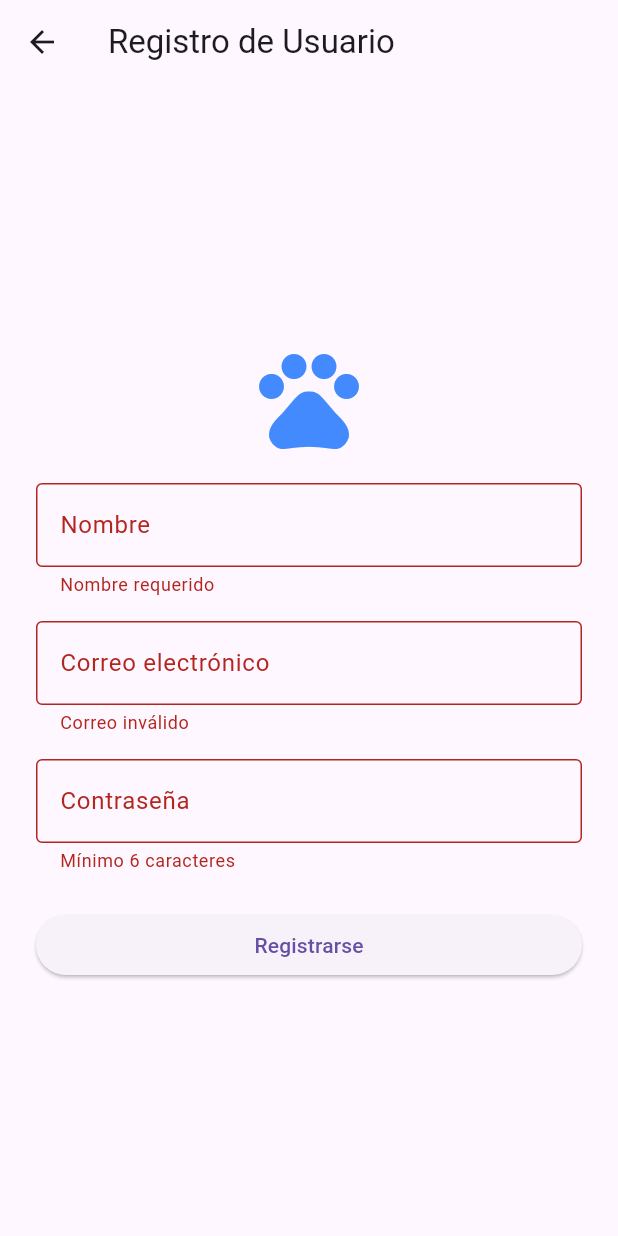
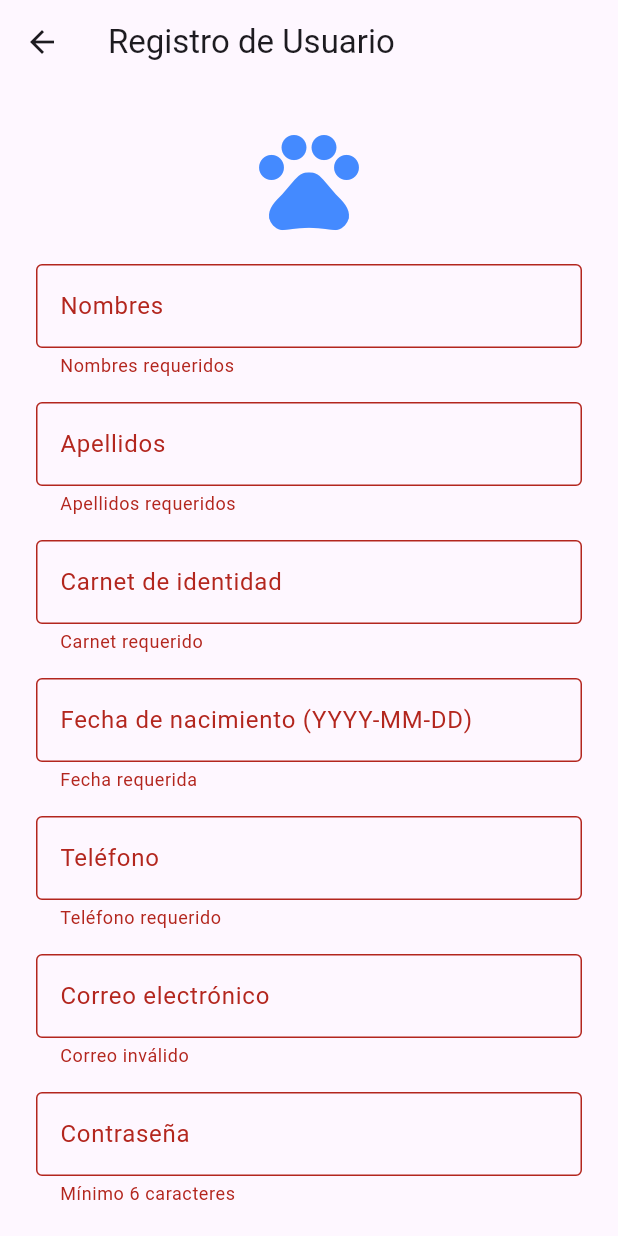
Before and after one commit to karen-velasquez/proyecto_especialidad_Frontend, a Flutter app: the RegisterPage screen opened directly, after a tap on "Registrarse", on a phone screen of 412 x 824 dp. Run offline on Flutter 3.47's test engine with Material 3 defaults, Android fonts, the phone set to English and light mode, and no system bars; network calls fail.

Commit message:
aumentando las caracteristicas de usuario

```diff
--- a/lib/login_page.dart
+++ b/lib/login_page.dart
@@ -14,7 +14,7 @@ class LoginPage extends StatefulWidget {
 
 class _LoginPageState extends State<LoginPage> {
   final _formKey = GlobalKey<FormState>();
-  String email = '';
+  String carnet = '';
   String password = '';
   bool isLoading = false;
 
@@ -29,7 +29,7 @@ class _LoginPageState extends State<LoginPage> {
         final response = await http.post(
           Uri.parse(url),
           headers: {'Content-Type': 'application/json'},
-          body: jsonEncode({'email': email, 'password': password}),
+          body: jsonEncode({'carnet': carnet, 'password': password}),
         );
         setState(() => isLoading = false);
         try {
@@ -94,14 +94,14 @@ class _LoginPageState extends State<LoginPage> {
                 const SizedBox(height: 32),
                 TextFormField(
                   decoration: const InputDecoration(
-                    labelText: 'Correo electrónico',
+                    labelText: 'Carnet de identidad',
                     border: OutlineInputBorder(),
                   ),
-                  keyboardType: TextInputType.emailAddress,
-                  validator: (value) => value != null && value.contains('@')
+                  keyboardType: TextInputType.number,
+                  validator: (value) => value != null && value.isNotEmpty
                       ? null
-                      : 'Correo inválido',
-                  onChanged: (value) => email = value,
+                      : 'Carnet requerido',
+                  onChanged: (value) => carnet = value,
                 ),
                 const SizedBox(height: 16),
                 TextFormField(
--- a/lib/register_page.dart
+++ b/lib/register_page.dart
@@ -15,10 +15,15 @@ class RegisterPage extends StatefulWidget {
 
 class _RegisterPageState extends State<RegisterPage> {
   final _formKey = GlobalKey<FormState>();
-  String name = '';
+  String nombres = '';
+  String apellidos = '';
+  String carnet = '';
+  String fechaNacimiento = '';
+  String telefono = '';
   String email = '';
   String password = '';
   bool isLoading = false;
+
   Future<void> _register() async {
     if (_formKey.currentState!.validate()) {
       setState(() => isLoading = true);
@@ -28,7 +33,11 @@ class _RegisterPageState extends State<RegisterPage> {
           Uri.parse(url),
           headers: {'Content-Type': 'application/json'},
           body: jsonEncode({
-            'name': name,
+            'nombres': nombres,
+            'apellidos': apellidos,
+            'carnet': carnet,
+            'fechaNacimiento': fechaNacimiento,
+            'telefono': telefono,
             'email': email,
             'password': password,
           }),
@@ -36,15 +45,13 @@ class _RegisterPageState extends State<RegisterPage> {
         setState(() => isLoading = false);
         try {
           final Map<String, dynamic> data = jsonDecode(response.body);
-          if (response.statusCode == 200 && data['message'] != null) {
-            // Registro exitoso
+          if (response.statusCode == 200 || response.statusCode == 201) {
             if (!mounted) return;
-            ScaffoldMessenger.of(
-              context,
-            ).showSnackBar(SnackBar(content: Text(data['message'])));
+            ScaffoldMessenger.of(context).showSnackBar(
+              SnackBar(content: Text(data['message'] ?? 'Registro exitoso')),
+            );
             Navigator.pop(context); // Vuelve al login
           } else {
-            // Error en el registro
             final msg =
                 data['error'] ?? data['message'] ?? 'Error al registrar';
             if (!mounted) return;
@@ -53,7 +60,6 @@ class _RegisterPageState extends State<RegisterPage> {
             ).showSnackBar(SnackBar(content: Text(msg)));
           }
         } catch (e) {
-          // Si no es JSON válido, muestra la respuesta cruda
           if (!mounted) return;
           ScaffoldMessenger.of(context).showSnackBar(
             SnackBar(content: Text('Respuesta inesperada: ${response.body}')),
@@ -85,13 +91,60 @@ class _RegisterPageState extends State<RegisterPage> {
                 const SizedBox(height: 16),
                 TextFormField(
                   decoration: const InputDecoration(
-                    labelText: 'Nombre',
+                    labelText: 'Nombres',
                     border: OutlineInputBorder(),
                   ),
                   validator: (value) => value != null && value.isNotEmpty
                       ? null
-                      : 'Nombre requerido',
-                  onChanged: (value) => name = value,
+                      : 'Nombres requeridos',
+                  onChanged: (value) => nombres = value,
+                ),
+                const SizedBox(height: 16),
+                TextFormField(
+                  decoration: const InputDecoration(
+                    labelText: 'Apellidos',
+                    border: OutlineInputBorder(),
+                  ),
+                  validator: (value) => value != null && value.isNotEmpty
+                      ? null
+                      : 'Apellidos requeridos',
+                  onChanged: (value) => apellidos = value,
+                ),
+                const SizedBox(height: 16),
+                TextFormField(
+                  decoration: const InputDecoration(
+                    labelText: 'Carnet de identidad',
+                    border: OutlineInputBorder(),
+                  ),
+                  keyboardType: TextInputType.number,
+                  validator: (value) => value != null && value.isNotEmpty
+                      ? null
+                      : 'Carnet requerido',
+                  onChanged: (value) => carnet = value,
+                ),
+                const SizedBox(height: 16),
+                TextFormField(
+                  decoration: const InputDecoration(
+                    labelText: 'Fecha de nacimiento (YYYY-MM-DD)',
+                    border: OutlineInputBorder(),
+                  ),
+                  keyboardType: TextInputType.datetime,
+                  validator: (value) => value != null && value.isNotEmpty
+                      ? null
+                      : 'Fecha requerida',
+                  onChanged: (value) => fechaNacimiento = value,
+                ),
+                const SizedBox(height: 16),
+                TextFormField(
+                  decoration: const InputDecoration(
+                    labelText: 'Teléfono',
+                    border: OutlineInputBorder(),
+                  ),
+                  keyboardType: TextInputType.phone,
+                  validator: (value) => value != null && value.isNotEmpty
+                      ? null
+                      : 'Teléfono requerido',
+                  onChanged: (value) => telefono = value,
                 ),
                 const SizedBox(height: 16),
                 TextFormField(
```
Also changed, not shown: lib/home_page.dart (+87 -3 lines).
